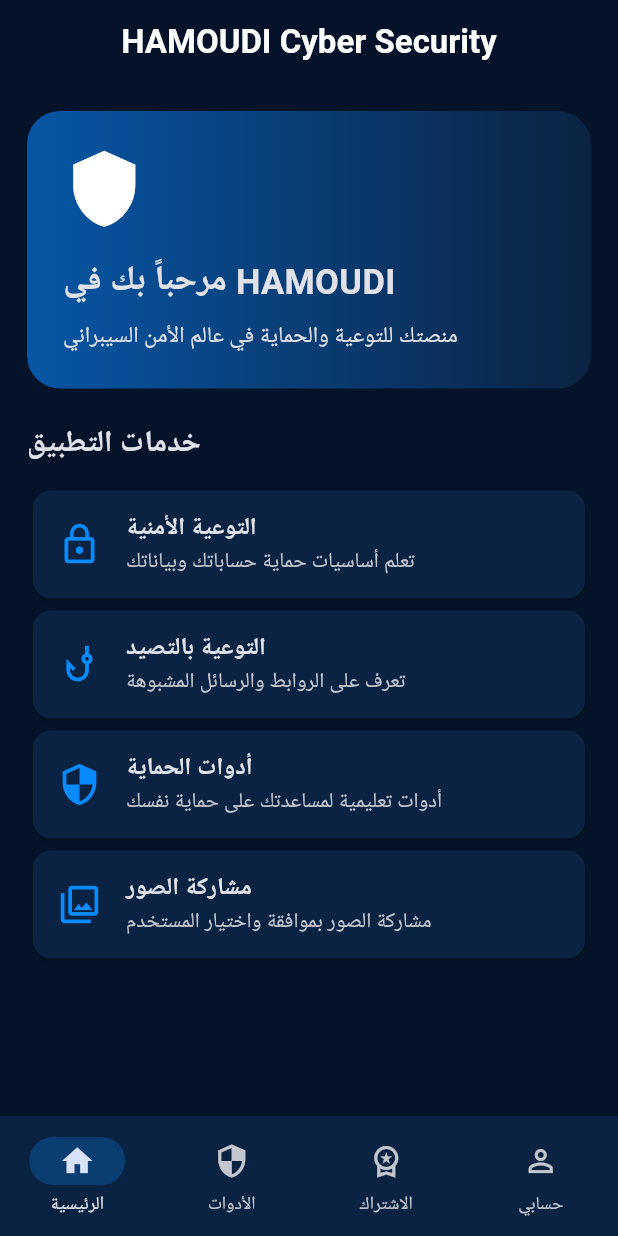
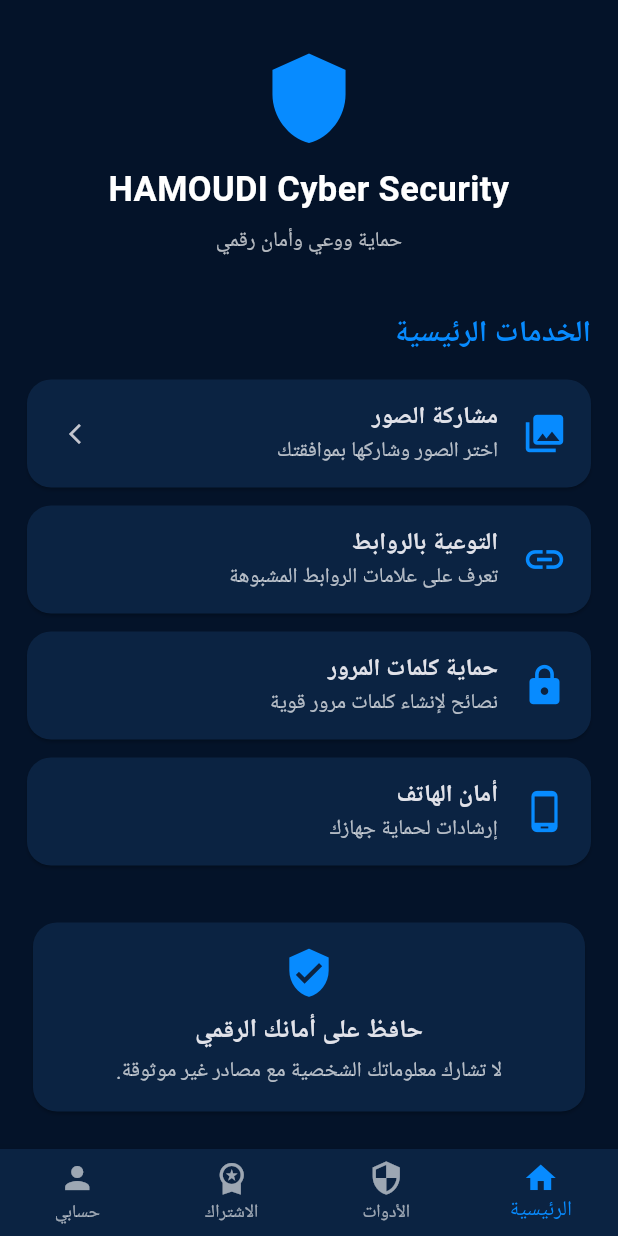
Before and after one commit to aldbaby57-lab/HAMOUDI-Cyber-Security, a Flutter app: the screen it shows after launch, on a phone screen of 412 x 824 dp. Run offline on Flutter 3.47's test engine with Material 3 defaults, Android fonts, the phone set to English and light mode, and no system bars; our stand-ins replace image_picker, share_plus.

Commit message:
Update main.dart

```diff
--- a/lib/main.dart
+++ b/lib/main.dart
@@ -1,4 +1,3 @@
-
 import 'package:flutter/material.dart';
 import 'package:image_picker/image_picker.dart';
 import 'package:share_plus/share_plus.dart';
@@ -23,6 +22,7 @@ class HamoudiApp extends StatelessWidget {
       theme: ThemeData(
         brightness: Brightness.dark,
         scaffoldBackgroundColor: navy,
+        primaryColor: blue,
         colorScheme: ColorScheme.fromSeed(
           seedColor: blue,
           brightness: Brightness.dark,
@@ -31,6 +31,12 @@ class HamoudiApp extends StatelessWidget {
           backgroundColor: navy,
           foregroundColor: white,
           centerTitle: true,
+        ),
+        cardTheme: CardThemeData(
+          color: panel,
+          shape: RoundedRectangleBorder(
+            borderRadius: BorderRadius.circular(16),
+          ),
         ),
       ),
       home: const MainShell(),
@@ -48,153 +54,147 @@ class MainShell extends StatefulWidget {
 class _MainShellState extends State<MainShell> {
   int selectedIndex = 0;
 
-  final List<Widget> pages = const [
-    HomePage(),
-    ToolsPage(),
-    SubscriptionPage(),
-    AccountPage(),
-  ];
+  void openPhotoShare() {
+    Navigator.push(
+      context,
+      MaterialPageRoute(
+        builder: (_) => const PhotoSharePage(),
+      ),
+    );
+  }
 
   @override
   Widget build(BuildContext context) {
-    return Scaffold(
-      body: IndexedStack(
-        index: selectedIndex,
-        children: pages,
+    final pages = [
+      HomePage(onPhotoShare: openPhotoShare),
+      const ToolsPage(),
+      const SubscriptionPage(),
+      const AccountPage(),
+    ];
+
+    return Directionality(
+      textDirection: TextDirection.rtl,
+      child: Scaffold(
+        body: SafeArea(
+          child: pages[selectedIndex],
         ),
-      bottomNavigationBar: NavigationBar(
-        backgroundColor: panel,
-        indicatorColor: blue.withOpacity(0.25),
-        selectedIndex: selectedIndex,
-        onDestinationSelected: (index) {
+        bottomNavigationBar: BottomNavigationBar(
+          currentIndex: selectedIndex,
+          onTap: (index) {
             setState(() => selectedIndex = index);
           },
-        destinations: const [
-          NavigationDestination(
-            icon: Icon(Icons.home_outlined),
-            selectedIcon: Icon(Icons.home),
+          type: BottomNavigationBarType.fixed,
+          backgroundColor: panel,
+          selectedItemColor: blue,
+          unselectedItemColor: Colors.white60,
+          items: const [
+            BottomNavigationBarItem(
+              icon: Icon(Icons.home),
               label: 'الرئيسية',
             ),
-          NavigationDestination(
-            icon: Icon(Icons.security_outlined),
-            selectedIcon: Icon(Icons.security),
+            BottomNavigationBarItem(
+              icon: Icon(Icons.security),
               label: 'الأدوات',
             ),
-          NavigationDestination(
-            icon: Icon(Icons.workspace_premium_outlined),
-            selectedIcon: Icon(Icons.workspace_premium),
+            BottomNavigationBarItem(
+              icon: Icon(Icons.workspace_premium),
               label: 'الاشتراك',
             ),
-          NavigationDestination(
-            icon: Icon(Icons.person_outline),
-            selectedIcon: Icon(Icons.person),
+            BottomNavigationBarItem(
+              icon: Icon(Icons.person),
               label: 'حسابي',
             ),
           ],
+        ),
       ),
     );
   }
 }
 
 class HomePage extends StatelessWidget {
-  const HomePage({super.key});
+  final VoidCallback onPhotoShare;
+
+  const HomePage({
+    super.key,
+    required this.onPhotoShare,
+  });
 
   @override
   Widget build(BuildContext context) {
-    return Scaffold(
-      appBar: AppBar(
-        title: const Text(
-          'HAMOUDI Cyber Security',
-          style: TextStyle(fontWeight: FontWeight.bold),
-        ),
-      ),
-      body: ListView(
+    return ListView(
       padding: const EdgeInsets.all(18),
       children: [
-          Container(
-            padding: const EdgeInsets.all(24),
-            decoration: BoxDecoration(
-              gradient: const LinearGradient(
-                colors: [Color(0xFF0756A5), panel],
+        const SizedBox(height: 15),
+        const Icon(
+          Icons.shield,
+          color: blue,
+          size: 65,
         ),
-              borderRadius: BorderRadius.circular(22),
-            ),
-            child: const Column(
-              crossAxisAlignment: CrossAxisAlignment.start,
-              children: [
-                Icon(Icons.shield, size: 55, color: white),
-                SizedBox(height: 18),
-                Text(
-                  'مرحباً بك في HAMOUDI',
+        const SizedBox(height: 12),
+        const Text(
+          'HAMOUDI Cyber Security',
+          textAlign: TextAlign.center,
           style: TextStyle(
+            color: white,
             fontSize: 23,
             fontWeight: FontWeight.bold,
           ),
         ),
+        const SizedBox(height: 8),
+        const Text(
+          'حماية ووعي وأمان رقمي',
+          textAlign: TextAlign.center,
+          style: TextStyle(color: Colors.white70),
+        ),
+        const SizedBox(height: 28),
+        const SectionTitle(title: 'الخدمات الرئيسية'),
+        FeatureLine(
+          icon: Icons.photo_library,
+          title: 'مشاركة الصور',
+          subtitle: 'اختر الصور وشاركها بموافقتك',
+          onTap: onPhotoShare,
+        ),
+        const FeatureLine(
+          icon: Icons.link,
+          title: 'التوعية بالروابط',
+          subtitle: 'تعرف على علامات الروابط المشبوهة',
+        ),
+        const FeatureLine(
+          icon: Icons.lock,
+          title: 'حماية كلمات المرور',
+          subtitle: 'نصائح لإنشاء كلمات مرور قوية',
+        ),
+        const FeatureLine(
+          icon: Icons.phone_android,
+          title: 'أمان الهاتف',
+          subtitle: 'إرشادات لحماية جهازك',
+        ),
+        const SizedBox(height: 22),
+        const Card(
+          child: Padding(
+            padding: EdgeInsets.all(16),
+            child: Column(
+              children: [
+                Icon(Icons.verified_user, color: blue, size: 35),
                 SizedBox(height: 8),
                 Text(
-                  'منصتك للتوعية والحماية في عالم الأمن السيبراني',
-                  style: TextStyle(fontSize: 15),
+                  'حافظ على أمانك الرقمي',
+                  style: TextStyle(
+                    fontSize: 17,
+                    fontWeight: FontWeight.bold,
+                  ),
+                ),
+                SizedBox(height: 5),
+                Text(
+                  'لا تشارك معلوماتك الشخصية مع مصادر غير موثوقة.',
+                  textAlign: TextAlign.center,
+                  style: TextStyle(color: Colors.white70),
                 ),
               ],
             ),
           ),
-          const SizedBox(height: 22),
-          const Text(
-            'خدمات التطبيق',
-            style: TextStyle(fontSize: 20, fontWeight: FontWeight.bold),
-          ),
-          const SizedBox(height: 12),
-          const FeatureTile(
-            icon: Icons.lock_outline,
-            title: 'التوعية الأمنية',
-            subtitle: 'تعلم أساسيات حماية حساباتك وبياناتك',
-          ),
-          const FeatureTile(
-            icon: Icons.phishing_outlined,
-            title: 'التوعية بالتصيد',
-            subtitle: 'تعرف على الروابط والرسائل المشبوهة',
-          ),
-          const FeatureTile(
-            icon: Icons.security,
-            title: 'أدوات الحماية',
-            subtitle: 'أدوات تعليمية لمساعدتك على حماية نفسك',
-          ),
-          const FeatureTile(
-            icon: Icons.photo_library_outlined,
-            title: 'مشاركة الصور',
-            subtitle: 'مشاركة الصور بموافقة واختيار المستخدم',
         ),
       ],
-      ),
-    );
-  }
-}
-
-class FeatureTile extends StatelessWidget {
-  final IconData icon;
-  final String title;
-  final String subtitle;
-
-  const FeatureTile({
-    super.key,
-    required this.icon,
-    required this.title,
-    required this.subtitle,
-  });
-
-  @override
-  Widget build(BuildContext context) {
-    return Card(
-      color: panel,
-      child: ListTile(
-        leading: Icon(icon, color: blue, size: 30),
-        title: Text(
-          title,
-          style: const TextStyle(fontWeight: FontWeight.bold),
-        ),
-        subtitle: Text(subtitle),
-      ),
     );
   }
 }
@@ -204,38 +204,36 @@ class ToolsPage extends StatelessWidget {
 
   @override
   Widget build(BuildContext context) {
-    return Scaffold(
-      appBar: AppBar(title: const Text('أدوات الحماية')),
-      body: ListView(
-        padding: const EdgeInsets.all(16),
+    return ListView(
+      padding: const EdgeInsets.all(18),
       children: const [
-          FeatureTile(
+        SectionTitle(title: 'أدوات التوعية الأمنية'),
+        FeatureLine(
           icon: Icons.password,
           title: 'كلمات المرور',
-            subtitle: 'نصائح لإنشاء كلمة مرور قوية',
+          subtitle: 'استخدم كلمات مرور طويلة ومختلفة.',
         ),
-          FeatureTile(
+        FeatureLine(
           icon: Icons.link,
-            title: 'فحص الروابط',
-            subtitle: 'تعرف على علامات الروابط المشبوهة',
+          title: 'الروابط المشبوهة',
+          subtitle: 'تحقق من عنوان الموقع قبل فتحه.',
         ),
-          FeatureTile(
-            icon: Icons.phonelink_lock,
+        FeatureLine(
+          icon: Icons.email,
+          title: 'أمان البريد الإلكتروني',
+          subtitle: 'احذر الرسائل التي تطلب بياناتك.',
+        ),
+        FeatureLine(
+          icon: Icons.smartphone,
           title: 'حماية الهاتف',
-            subtitle: 'إرشادات لتأمين جهازك',
+          subtitle: 'حدّث نظام جهازك وتطبيقاتك باستمرار.',
         ),
-          FeatureTile(
-            icon: Icons.email_outlined,
-            title: 'حماية البريد',
-            subtitle: 'تعلم اكتشاف رسائل الاحتيال',
-          ),
-          FeatureTile(
-            icon: Icons.history,
-            title: 'التقارير',
-            subtitle: 'سجل الأنشطة سيضاف في تحديث قادم',
+        FeatureLine(
+          icon: Icons.report,
+          title: 'الإبلاغ عن المخاطر',
+          subtitle: 'احتفظ بالأدلة وأبلغ الجهة المختصة.',
         ),
       ],
-      ),
     );
   }
 }
@@ -243,82 +241,35 @@ class ToolsPage extends StatelessWidget {
 class SubscriptionPage extends StatelessWidget {
   const SubscriptionPage({super.key});
 
-  Widget plan(
-    String title,
-    String price,
-    String description,
-    bool featured,
-  ) {
-    return Card(
-      color: featured ? const Color(0xFF103D69) : panel,
-      shape: RoundedRectangleBorder(
-        borderRadius: BorderRadius.circular(18),
-        side: BorderSide(
-          color: featured ? blue : Colors.transparent,
-        ),
-      ),
-      child: Padding(
-        padding: const EdgeInsets.all(20),
-        child: Column(
-          crossAxisAlignment: CrossAxisAlignment.start,
-          children: [
-            Text(
-              title,
-              style: const TextStyle(
-                fontSize: 20,
-                fontWeight: FontWeight.bold,
-              ),
-            ),
-            const SizedBox(height: 10),
-            Text(
-              price,
-              style: const TextStyle(
-                fontSize: 27,
-                color: blue,
-                fontWeight: FontWeight.bold,
-              ),
-            ),
-            const SizedBox(height: 8),
-            Text(description),
-          ],
-        ),
-      ),
-    );
-  }
-
   @override
   Widget build(BuildContext context) {
-    return Scaffold(
-      appBar: AppBar(title: const Text('خطط الاشتراك')),
-      body: ListView(
-        padding: const EdgeInsets.all(16),
-        children: [
-          plan(
-            'الخطة المجانية',
-            '0 USD',
-            'الوصول إلى الخدمات الأساسية المحدودة.',
-            false,
+    return ListView(
+      padding: const EdgeInsets.all(18),
+      children: const [
+        SectionTitle(title: 'خطط الاشتراك'),
+        PlanCard(
+          title: 'الخطة المجانية',
+          price: '0 USD',
+          description: 'ميزات أساسية محدودة.',
         ),
-          plan(
-            'الاشتراك الشهري',
-            '4.99 USD',
-            'الخطة المدفوعة وجميع الميزات بعد تفعيل الدفع.',
-            true,
+        PlanCard(
+          title: 'الاشتراك الشهري',
+          price: '4.99 USD',
+          description: 'جميع الميزات والأدوات.',
         ),
-          plan(
-            'الاشتراك السنوي',
-            '39.99 USD',
-            'الخطة المدفوعة وجميع الميزات بعد تفعيل الدفع.',
-            false,
+        PlanCard(
+          title: 'الاشتراك السنوي',
+          price: '39.99 USD',
+          description: 'جميع الميزات والأدوات لمدة سنة.',
         ),
-          const SizedBox(height: 12),
-          const Text(
-            'ملاحظة: هذه الأسعار للعرض فقط. الشراء والتحقق من اشتراكات المتاجر لم يتم تفعليهما بعد.',
+        SizedBox(height: 15),
+        Text(
+          'ملاحظة: الخطط والأسعار معروضة حاليًا فقط. '
+          'الشراء والتحقق من الاشتراكات لم يتم تفعيلهما بعد.',
           textAlign: TextAlign.center,
-            style: TextStyle(color: Colors.orangeAccent),
+          style: TextStyle(color: Colors.white70),
         ),
       ],
-      ),
     );
   }
 }
@@ -332,57 +283,62 @@ class PhotoSharePage extends StatefulWidget {
 
 class _PhotoSharePageState extends State<PhotoSharePage> {
   final ImagePicker picker = ImagePicker();
+
   bool loading = false;
+  List<XFile> selectedImages = [];
 
-  Future<void> sharePhotos() async {
+  Future<void> startSharing() async {
     final consent = await showDialog<bool>(
       context: context,
-      builder: (context) => AlertDialog(
+      builder: (dialogContext) {
+        return AlertDialog(
           backgroundColor: panel,
-        title: const Text('موافقة مشاركة الصور'),
+          title: const Text('تأكيد مشاركة الصور'),
           content: const Text(
-          'هل توافق على اختيار صور من جهازك ومشاركتها؟ '
-          'لن يتم اختيار الصور أو إرسالها دون موافقتك.',
+            'هل توافق على اختيار الصور ومشاركتها؟ '
+            'لن يتم اختيار الصور أو مشاركتها دون موافقتك.',
           ),
           actions: [
             TextButton(
-            onPressed: () => Navigator.pop(context, false),
+              onPressed: () => Navigator.pop(dialogContext, false),
               child: const Text('لا'),
             ),
             ElevatedButton(
-            onPressed: () => Navigator.pop(context, true),
-            child: const Text('نعم، أوافق'),
+              onPressed: () => Navigator.pop(dialogContext, true),
+              child: const Text('نعم'),
             ),
           ],
-      ),
+        );
+      },
     );
 
-    if (consent != true || !mounted) {
-      return;
-    }
+    if (consent != true || !mounted) return;
 
     setState(() => loading = true);
 
     try {
-      final photos = await picker.pickMultiImage();
+      final images = await picker.pickMultiImage();
 
       if (!mounted) return;
 
-      if (photos.isEmpty) {
+      if (images.isEmpty) {
         ScaffoldMessenger.of(context).showSnackBar(
           const SnackBar(content: Text('لم يتم اختيار أي صورة')),
         );
         return;
       }
 
+      setState(() => selectedImages = images);
+
       await Share.shareXFiles(
-        photos,
+        images,
         text: 'مشاركة الصور عبر HAMOUDI Cyber Security',
       );
-    } catch (error) {
+    } catch (e) {
       if (!mounted) return;
+
       ScaffoldMessenger.of(context).showSnackBar(
-        const SnackBar(content: Text('تعذرت مشاركة الصور')),
+        SnackBar(content: Text('حدث خطأ: $e')),
       );
     } finally {
       if (mounted) {
@@ -394,10 +350,12 @@ class _PhotoSharePageState extends State<PhotoSharePage> {
   @override
   Widget build(BuildContext context) {
     return Scaffold(
-      appBar: AppBar(title: const Text('مشاركة الصور')),
+      appBar: AppBar(
+        title: const Text('مشاركة الصور'),
+      ),
       body: Center(
         child: Padding(
-          padding: const EdgeInsets.all(24),
+          padding: const EdgeInsets.all(22),
           child: Column(
             mainAxisAlignment: MainAxisAlignment.center,
             children: [
@@ -408,23 +366,36 @@ class _PhotoSharePageState extends State<PhotoSharePage> {
               ),
               const SizedBox(height: 20),
               const Text(
-                'مشاركة الصور بموافقتك',
+                'مشاركة الصور بأمان',
                 style: TextStyle(
-                  fontSize: 21,
+                  fontSize: 22,
                   fontWeight: FontWeight.bold,
                 ),
               ),
               const SizedBox(height: 12),
               const Text(
-                'ستختار الصور بنفسك من نافذة اختيار الصور الرسمية.',
+                'بموافقتك يمكنك اختيار الصور التي تريد مشاركتها. '
+                'لن يتم إرسال أي صورة دون اختيارك.',
                 textAlign: TextAlign.center,
+                style: TextStyle(color: Colors.white70),
               ),
               const SizedBox(height: 25),
-              ElevatedButton.icon(
-                onPressed: loading ? null : sharePhotos,
+              if (selectedImages.isNotEmpty)
+                Text('عدد الصور المختارة: ${selectedImages.length}'),
+              const SizedBox(height: 15),
+              SizedBox(
+                width: double.infinity,
+                child: ElevatedButton.icon(
+                  onPressed: loading ? null : startSharing,
                   icon: const Icon(Icons.share),
                   label: Text(
-                  loading ? 'يرجى الانتظار...' : 'مشاركة الصور',
+                    loading ? 'يرجى الانتظار...' : 'بدء المشاركة',
+                  ),
+                  style: ElevatedButton.styleFrom(
+                    backgroundColor: blue,
+                    foregroundColor: white,
+                    padding: const EdgeInsets.all(15),
+                  ),
                 ),
               ),
             ],
@@ -440,44 +411,137 @@ class AccountPage extends StatelessWidget {
 
   @override
   Widget build(BuildContext context) {
-    return Scaffold(
-      appBar: AppBar(title: const Text('حسابي')),
-      body: ListView(
-        padding: const EdgeInsets.all(16),
+    return ListView(
+      padding: const EdgeInsets.all(18),
       children: const [
-          CircleAvatar(
-            radius: 42,
-            backgroundColor: panel,
-            child: Icon(Icons.person, size: 48, color: blue),
-          ),
-          SizedBox(height: 18),
-          Center(
-            child: Text(
-              'HAMOUDI Cyber Security',
-              style: TextStyle(
-                fontSize: 20,
-                fontWeight: FontWeight.bold,
-              ),
-            ),
+        SizedBox(height: 25),
+        Icon(Icons.account_circle, color: blue, size: 80),
+        SizedBox(height: 12),
+        Text(
+          'حسابي',
+          textAlign: TextAlign.center,
+          style: TextStyle(fontSize: 23, fontWeight: FontWeight.bold),
         ),
         SizedBox(height: 25),
-          FeatureTile(
-            icon: Icons.person_outline,
+        FeatureLine(
+          icon: Icons.person,
           title: 'المطور',
           subtitle: 'محمد صادق عبده',
         ),
-          FeatureTile(
-            icon: Icons.info_outline,
+        FeatureLine(
+          icon: Icons.security,
+          title: 'سياسة الخصوصية',
+          subtitle: 'نحترم خصوصيتك ولا نشارك صورك دون موافقتك.',
+        ),
+        FeatureLine(
+          icon: Icons.info,
           title: 'حول التطبيق',
-            subtitle: 'منصة للتوعية بالأمن السيبراني',
-          ),
-          FeatureTile(
-            icon: Icons.privacy_tip_outlined,
-            title: 'الخصوصية',
-            subtitle: 'لا تتم مشاركة الصور دون اختيار وموافقة المستخدم',
+          subtitle: 'HAMOUDI Cyber Security',
         ),
       ],
+    );
+  }
+}
+
+class SectionTitle extends StatelessWidget {
+  final String title;
+
+  const SectionTitle({super.key, required this.title});
+
+  @override
+  Widget build(BuildContext context) {
+    return Padding(
+      padding: const EdgeInsets.only(bottom: 15, top: 8),
+      child: Text(
+        title,
+        style: const TextStyle(
+          fontSize: 20,
+          fontWeight: FontWeight.bold,
+          color: blue,
+        ),
       ),
     );
   }
 }
+
+class FeatureLine extends StatelessWidget {
+  final IconData icon;
+  final String title;
+  final String subtitle;
+  final VoidCallback? onTap;
+
+  const FeatureLine({
+    super.key,
+    required this.icon,
+    required this.title,
+    required this.subtitle,
+    this.onTap,
+  });
+
+  @override
+  Widget build(BuildContext context) {
+    return Card(
+      margin: const EdgeInsets.only(bottom: 12),
+      child: ListTile(
+        onTap: onTap,
+        leading: Icon(icon, color: blue, size: 30),
+        title: Text(
+          title,
+          style: const TextStyle(fontWeight: FontWeight.bold),
+        ),
+        subtitle: Text(
+          subtitle,
+          style: const TextStyle(color: Colors.white70),
+        ),
+        trailing: onTap == null
+            ? null
+            : const Icon(Icons.arrow_forward_ios, size: 16),
+      ),
+    );
+  }
+}
+
+class PlanCard extends StatelessWidget {
+  final String title;
+  final String price;
+  final String description;
+
+  const PlanCard({
+    super.key,
+    required this.title,
+    required this.price,
+    required this.description,
+  });
+
+  @override
+  Widget build(BuildContext context) {
+    return Card(
+      margin: const EdgeInsets.only(bottom: 14),
+      child: Padding(
+        padding: const EdgeInsets.all(18),
+        child: Column(
+          children: [
+            Text(
+              title,
+              style: const TextStyle(
+                fontSize: 19,
+                fontWeight: FontWeight.bold,
+              ),
+            ),
+            const SizedBox(height: 10),
+            Text(
+              price,
+              style: const TextStyle(
+                color: blue,
+                fontSize: 24,
+                fontWeight: FontWeight.bold,
+              ),
+            ),
+            const SizedBox(height: 8),
+            Text(description),
+          ],
+        ),
+      ),
+    );
+  }
+}
```
Lines whose indentation alone changed are shown as unchanged.
